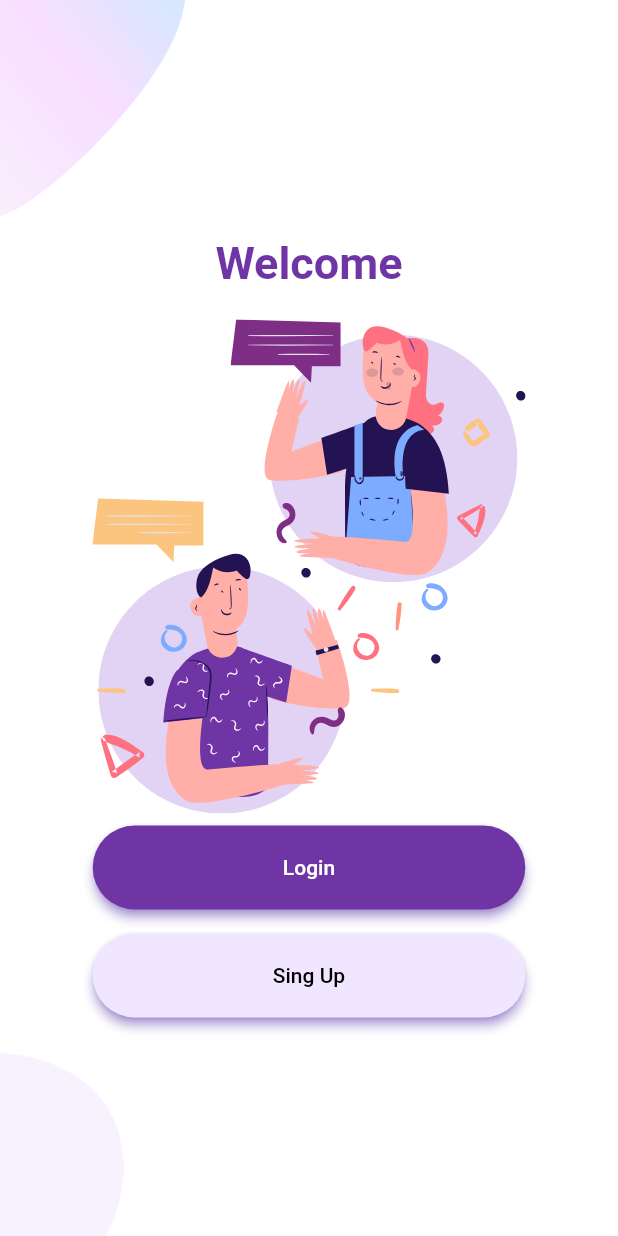
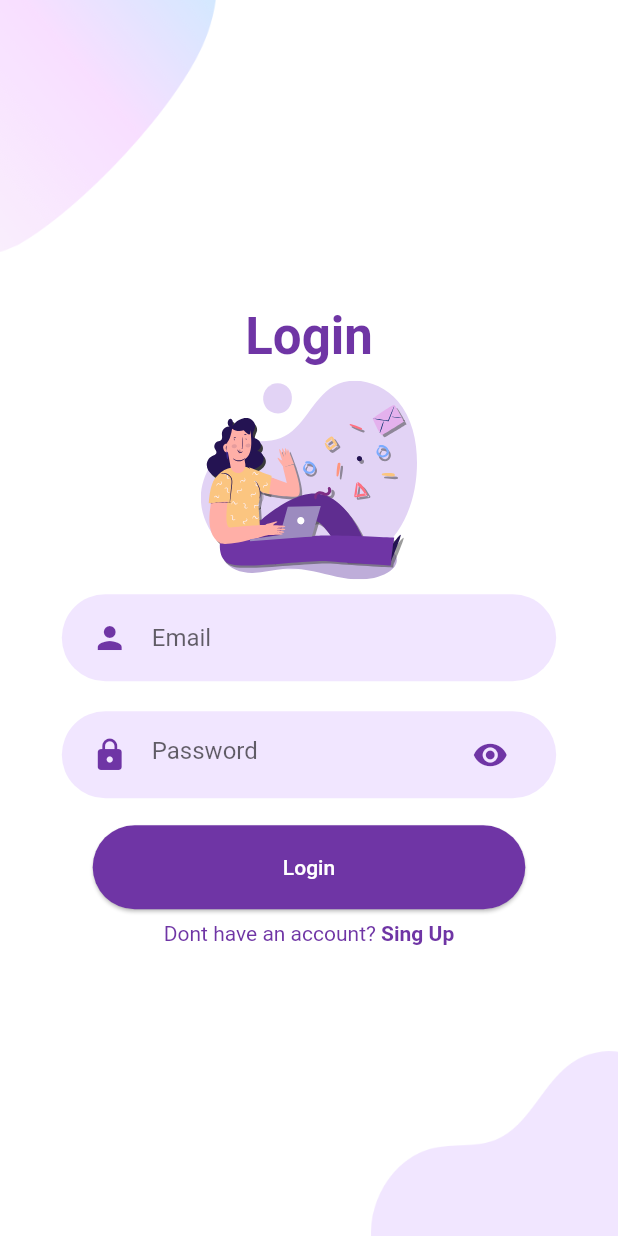
Before and after one commit to farukduzcan/login_page, a Flutter app: the screen it shows after launch, after a tap on "Login", on a phone screen of 412 x 824 dp. Run offline on Flutter 3.47's test engine with Material 2 defaults, Android fonts, the phone set to English and light mode, and no system bars; our stand-ins replace flutter_svg.

Commit message:
login added

```diff
--- /dev/null
+++ b/lib/Screens/Login/components/background.dart
@@ -0,0 +1,39 @@
+import 'package:flutter/material.dart';
+
+class Background extends StatelessWidget {
+  final Widget child;
+  const Background({
+    super.key,
+    required this.child,
+  });
+  @override
+  Widget build(BuildContext context) {
+    Size size = MediaQuery.of(context).size;
+    return SizedBox(
+      width: double.infinity, // bu bize ekranın tamamını kaplamasını sağlar
+      height: size.height,
+      child: Stack(
+        alignment: Alignment.center,
+        children: [
+          Positioned(
+            left: 0,
+            top: 0,
+            child: Image.asset(
+              "assets/images/main_top.png",
+              width: size.width * 0.35,
+            ),
+          ),
+          Positioned(
+            right: 0,
+            bottom: 0,
+            child: Image.asset(
+              "assets/images/login_bottom.png",
+              width: size.width * 0.40,
+            ),
+          ),
+          child,
+        ],
+      ),
+    );
+  }
+}
--- /dev/null
+++ b/lib/Screens/Login/components/body.dart
@@ -0,0 +1,53 @@
+import 'package:flutter/material.dart';
+import 'package:flutter_svg/flutter_svg.dart';
+import 'package:login_page/Screens/Login/components/background.dart';
+import 'package:login_page/components/raunded_button.dart';
+import 'package:login_page/constants.dart';
+
+import '../../../components/already_have_anaccount.dart';
+import '../../../components/raunded_input_field.dart';
+import '../../../components/raunded_password_field.dart';
+
+class Body extends StatelessWidget {
+  const Body({
+    super.key,
+  });
+
+  @override
+  Widget build(BuildContext context) {
+    Size size = MediaQuery.of(context).size;
+    return Background(
+      child: Column(
+        mainAxisAlignment: MainAxisAlignment.center,
+        children: [
+          const Padding(
+            padding: EdgeInsets.all(10),
+            child: Text(
+              "Login",
+              style: TextStyle(
+                  fontWeight: FontWeight.bold,
+                  color: kPrimaryColor,
+                  fontSize: 34),
+            ),
+          ),
+          SvgPicture.asset(
+            "assets/icons/login.svg",
+            width: size.width * 0.35,
+          ),
+          RoundedInputField(
+            hintText: "Email",
+            icon: Icons.person,
+            onChanged: (value) {},
+          ),
+          RaundedPasswordField(
+            onChanged: (value) {},
+          ),
+          RaundedButton(buttonText: "Login", press: () {}),
+          AlreadyHaveAnAccount(
+            press: () {},
+          ),
+        ],
+      ),
+    );
+  }
+}
--- /dev/null
+++ b/lib/Screens/Login/login_screen.dart
@@ -0,0 +1,14 @@
+import 'package:flutter/material.dart';
+import 'package:login_page/Screens/Login/components/body.dart';
+
+class LoginScreen extends StatelessWidget {
+  const LoginScreen({super.key});
+
+  @override
+  Widget build(BuildContext context) {
+    Size size = MediaQuery.of(context).size;
+    return const Scaffold(
+      body: Body(),
+    );
+  }
+}
--- a/lib/Screens/Welcome/body.dart
+++ b/lib/Screens/Welcome/body.dart
@@ -4,6 +4,7 @@ import 'package:login_page/Screens/Welcome/components/background.dart';
 import 'package:login_page/constants.dart';
 
 import '../../components/raunded_button.dart';
+import '../Login/login_screen.dart';
 
 class Body extends StatelessWidget {
   const Body({super.key});
@@ -33,7 +34,14 @@ class Body extends StatelessWidget {
             ),
             RaundedButton(
               buttonText: "Login",
-              press: () {},
+              press: () {
+                Navigator.push(
+                  context,
+                  MaterialPageRoute(builder: (context) {
+                    return const LoginScreen();
+                  }),
+                );
+              },
               shadowColor: Colors.deepPurpleAccent,
               elevation: 3,
             ),
--- /dev/null
+++ b/lib/components/already_have_anaccount.dart
@@ -0,0 +1,34 @@
+import 'package:flutter/material.dart';
+
+import '../constants.dart';
+
+class AlreadyHaveAnAccount extends StatelessWidget {
+  final bool login;
+  final Function press;
+  const AlreadyHaveAnAccount({
+    super.key,
+    this.login = true,
+    required this.press,
+  });
+
+  @override
+  Widget build(BuildContext context) {
+    return Row(
+      mainAxisAlignment: MainAxisAlignment.center,
+      children: [
+        Text(
+          login ? "Dont have an account? " : "Already have an account? ",
+          style: const TextStyle(color: kPrimaryColor),
+        ),
+        GestureDetector(
+          onTap: () {},
+          child: Text(
+            login ? "Sing Up" : "Sing In",
+            style: const TextStyle(
+                color: kPrimaryColor, fontWeight: FontWeight.bold),
+          ),
+        ),
+      ],
+    );
+  }
+}
--- /dev/null
+++ b/lib/components/raunded_input_field.dart
@@ -0,0 +1,30 @@
+import 'package:flutter/material.dart';
+import 'package:login_page/components/text_field_container.dart';
+
+import '../constants.dart';
+
+class RoundedInputField extends StatelessWidget {
+  final String hintText;
+  final IconData icon;
+  final ValueChanged<String> onChanged;
+  const RoundedInputField({
+    super.key,
+    required this.hintText,
+    required this.icon,
+    required this.onChanged,
+  });
+
+  @override
+  Widget build(BuildContext context) {
+    return TextFieldContainer(
+      child: TextField(
+        onChanged: onChanged,
+        decoration: InputDecoration(
+            hintText: hintText,
+            icon: Icon(icon),
+            iconColor: kPrimaryColor,
+            border: InputBorder.none),
+      ),
+    );
+  }
+}
--- /dev/null
+++ b/lib/components/raunded_password_field.dart
@@ -0,0 +1,44 @@
+import 'package:flutter/material.dart';
+import 'package:login_page/components/text_field_container.dart';
+
+import '../constants.dart';
+
+class RaundedPasswordField extends StatefulWidget {
+  final ValueChanged<String> onChanged;
+  const RaundedPasswordField({
+    super.key,
+    required this.onChanged,
+  });
+
+  @override
+  State<RaundedPasswordField> createState() => _RaundedPasswordFieldState();
+}
+
+class _RaundedPasswordFieldState extends State<RaundedPasswordField> {
+  bool _isHidden = true;
+  @override
+  Widget build(BuildContext context) {
+    return TextFieldContainer(
+      child: TextField(
+        keyboardType: TextInputType.visiblePassword,
+        onChanged: widget.onChanged,
+        obscureText: _isHidden,
+        decoration: InputDecoration(
+          hintText: "Password",
+          icon: const Icon(Icons.lock),
+          iconColor: kPrimaryColor,
+          border: InputBorder.none,
+          suffixIcon: IconButton(
+            onPressed: () {
+              setState(() {
+                _isHidden = !_isHidden;
+              });
+            },
+            icon: Icon(_isHidden ? Icons.visibility : Icons.visibility_off),
+            color: kPrimaryColor,
+          ),
+        ),
+      ),
+    );
+  }
+}
--- /dev/null
+++ b/lib/components/text_field_container.dart
@@ -0,0 +1,26 @@
+import 'package:flutter/material.dart';
+
+import '../constants.dart';
+
+class TextFieldContainer extends StatelessWidget {
+  final Widget child;
+  const TextFieldContainer({
+    super.key,
+    required this.child,
+  });
+
+  @override
+  Widget build(BuildContext context) {
+    Size size = MediaQuery.of(context).size;
+    return Container(
+      margin: const EdgeInsets.symmetric(vertical: 10),
+      padding: const EdgeInsets.symmetric(horizontal: 20, vertical: 5),
+      width: size.width * 0.8,
+      decoration: BoxDecoration(
+        color: kPrimaryLightColor,
+        borderRadius: BorderRadius.circular(29),
+      ),
+      child: child,
+    );
+  }
+}
```
